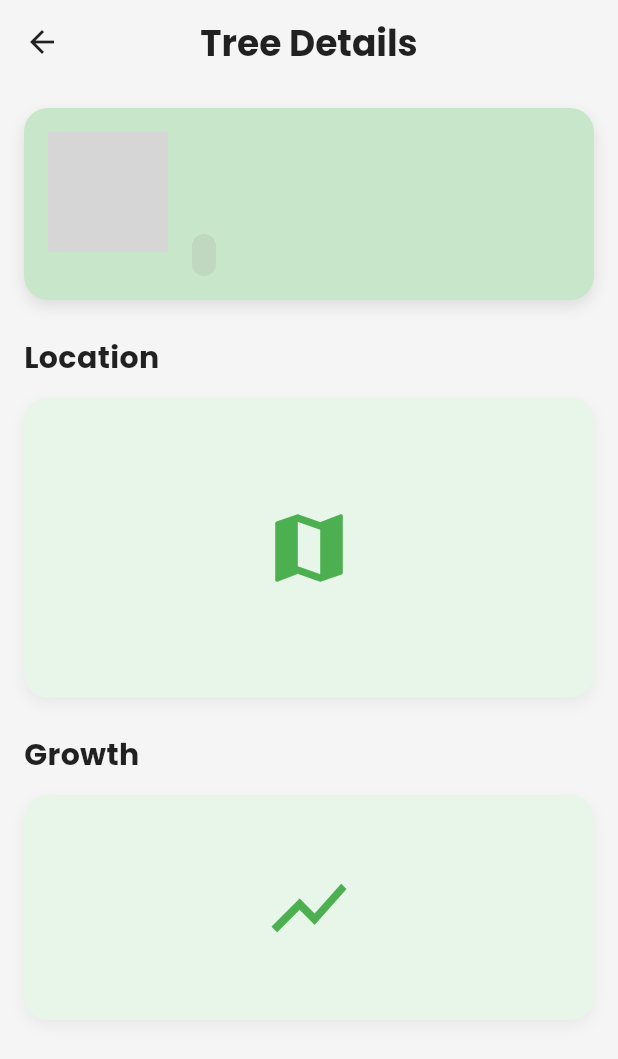
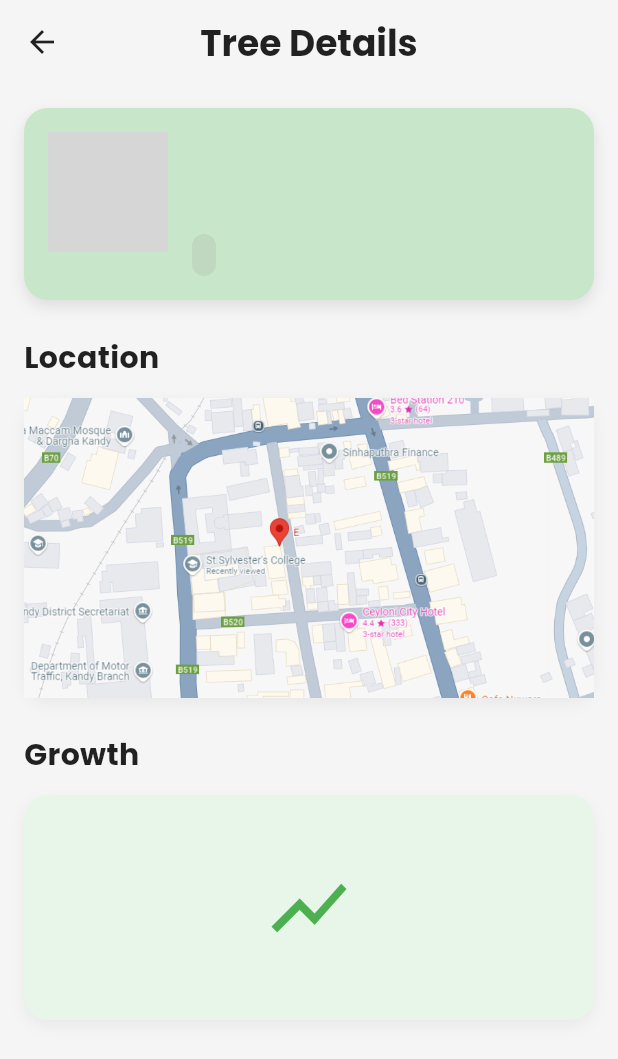
Before and after one commit to BilalR4M/EcoSpere, a Flutter app: the TreeDetailsPage screen opened directly with empty values, on a phone screen of 412 x 824 dp. Shown: the top 1059 px of the screen. Run offline on Flutter 3.47's test engine with Material 3 defaults, Android fonts, the phone set to English and light mode, and no system bars; our stand-ins replace cloud_firestore, firebase_auth, firebase_core, flutter_svg, fluttertoast, go_router and 3 more; accounts and stored records are empty; grey boxes are pictures that could not be loaded.

```diff
--- a/lib/pages/my_trees.dart
+++ b/lib/pages/my_trees.dart
@@ -34,6 +34,7 @@ class MyTreesPage extends StatelessWidget {
 
     return Scaffold(
       appBar: AppBar(
+        forceMaterialTransparency: true,
         leading: GestureDetector(
           onTap: () {
             Navigator.pushNamed(context, '/sponsor');
--- a/lib/pages/search.dart
+++ b/lib/pages/search.dart
@@ -20,7 +20,7 @@ class _SearchPageState extends State<SearchPage> {
   String _selectedCity = 'All';
   String _searchQuery = '';
   Timer? _debounce;
-  TextEditingController _searchController = TextEditingController();
+  final TextEditingController _searchController = TextEditingController();
 
   @override
   void dispose() {
--- a/lib/pages/tree_details.dart
+++ b/lib/pages/tree_details.dart
@@ -141,11 +141,15 @@ class TreeDetailsPage extends StatelessWidget {
                   ),
                 ],
               ),
-              child: const Center(
-                child: Icon(
-                  Icons.map,
-                  size: 60,
-                  color: Colors.green,
+              child:  Center(
+                child: Container(
+                  decoration: const BoxDecoration(
+                    image: DecorationImage(
+                      image: AssetImage('assets/images/map.png'),
+                      fit: BoxFit.cover,
+                    ),
+                  ),
+                  child: null,
                 ),
               ), // Placeholder for map
             ),
```
Also changed, not shown: lib/pages/green_the_home_ov.dart (+6 -6 lines), lib/src/add_schedule.dart (+75 -5 lines), assets/Logo_design.svg (added), assets/images/how_it_works.png, assets/images/impact.png, assets/images/indoor_plants2.png (added), assets/images/indoor_plants3.png (added), assets/images/indoor_plants4.png (added), assets/images/map.png (added), assets/images/purpose.png.
